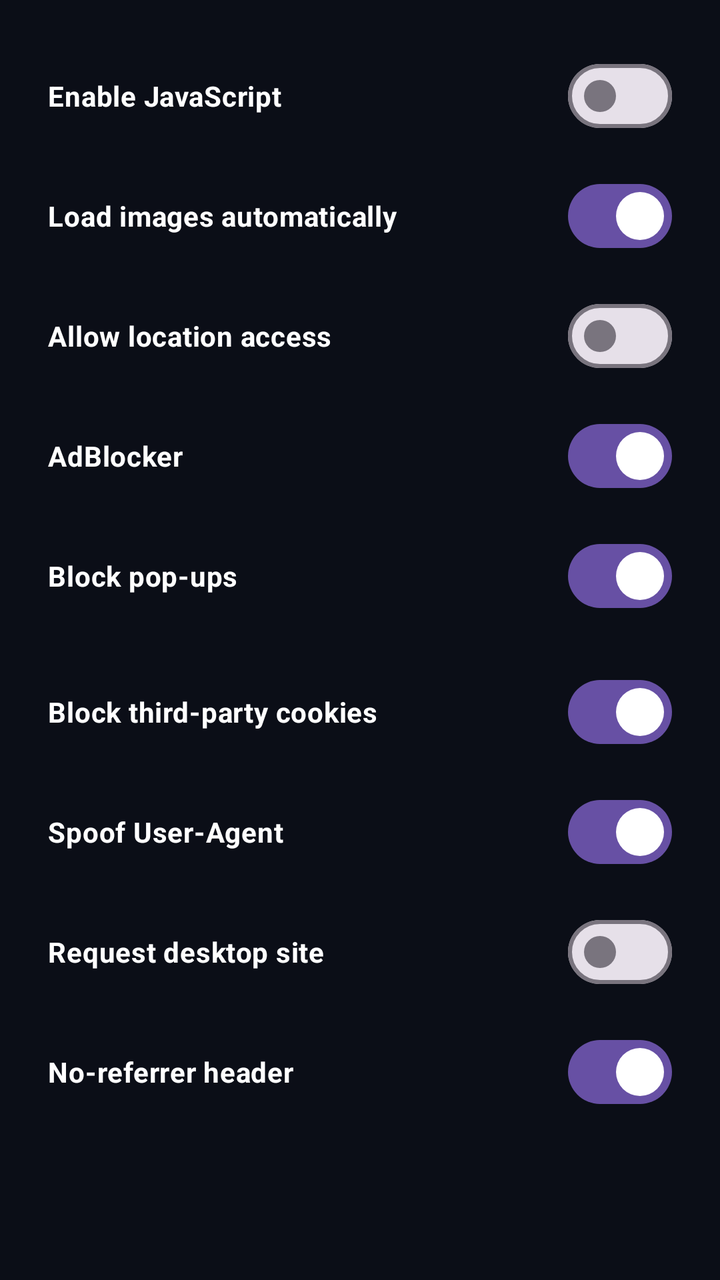
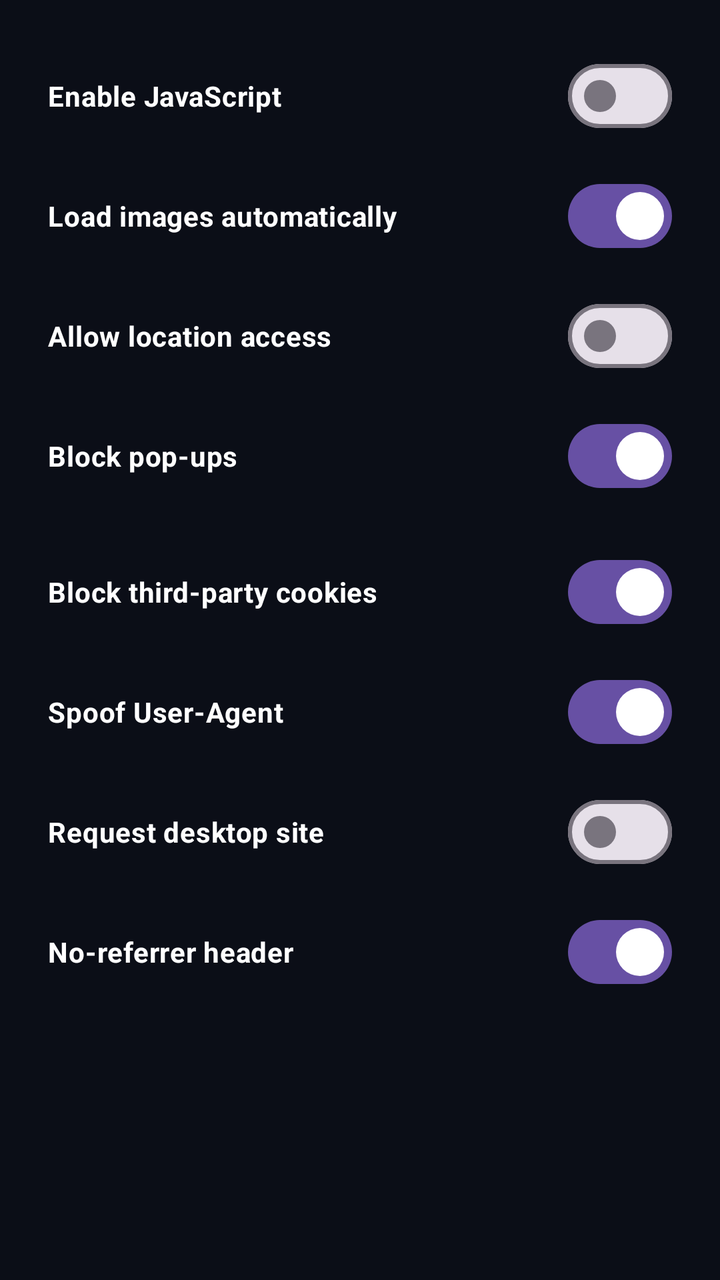

Compare the two renders of this Android layout. The source of the first and the diff that turns it into the second are given below.
<!-- AndroidManifest.xml: application theme Theme.ArguesEye -->
<!-- res/layout/sandbox_settings.xml -->
<?xml version="1.0" encoding="utf-8"?>
<ScrollView xmlns:android="http://schemas.android.com/apk/res/android"
    android:layout_width="match_parent"
    android:layout_height="match_parent"
    android:background="@color/bg_primary">

    <LinearLayout
        android:layout_width="match_parent"
        android:layout_height="match_parent"
        android:orientation="vertical"
        android:padding="24dp">

        <com.google.android.material.materialswitch.MaterialSwitch
            android:id="@+id/switch_js"
            android:layout_width="match_parent"
            android:layout_height="wrap_content"
            android:text="Enable JavaScript"
            android:textStyle="bold"
            android:textColor="@color/white"
            android:layout_marginBottom="12dp"/>

        <com.google.android.material.materialswitch.MaterialSwitch
            android:id="@+id/switch_images"
            android:layout_width="match_parent"
            android:layout_height="wrap_content"
            android:text="Load images automatically"
            android:checked="true"
            android:textStyle="bold"
            android:textColor="@color/white"
            android:layout_marginBottom="12dp"/>

        <com.google.android.material.materialswitch.MaterialSwitch
            android:id="@+id/switch_location"
            android:layout_width="match_parent"
            android:layout_height="wrap_content"
            android:text="Allow location access"
            android:textStyle="bold"
            android:textColor="@color/white"
            android:layout_marginBottom="12dp"/>

        <com.google.android.material.materialswitch.MaterialSwitch
            android:id="@+id/switch_adblocker"
            android:layout_width="match_parent"
            android:layout_height="wrap_content"
            android:text="AdBlocker"
            android:checked="true"
            android:textStyle="bold"
            android:textColor="@color/white"
            android:layout_marginBottom="12dp"/>

        <com.google.android.material.materialswitch.MaterialSwitch
            android:id="@+id/switch_popup_block"
            android:layout_width="match_parent"
            android:layout_height="wrap_content"
            android:text="Block pop-ups"
            android:checked="true"
            android:textStyle="bold"
            android:textColor="@color/white"
            android:layout_marginBottom="20dp"/>

        
        <com.google.android.material.materialswitch.MaterialSwitch
            android:id="@+id/switch_third_party_cookies"
            android:layout_width="match_parent"
            android:layout_height="wrap_content"
            android:text="Block third-party cookies"
            android:checked="true"
            android:textStyle="bold"
            android:textColor="@color/white"
            android:layout_marginBottom="12dp"/>

        <com.google.android.material.materialswitch.MaterialSwitch
            android:id="@+id/switch_spoof_ua"
            android:layout_width="match_parent"
            android:layout_height="wrap_content"
            android:text="Spoof User-Agent"
            android:checked="true"
            android:textStyle="bold"
            android:textColor="@color/white"
            android:layout_marginBottom="12dp"/>

        <com.google.android.material.materialswitch.MaterialSwitch
            android:id="@+id/switch_desktop"
            android:layout_width="match_parent"
            android:layout_height="wrap_content"
            android:text="Request desktop site"
            android:textStyle="bold"
            android:textColor="@color/white"
            android:layout_marginBottom="12dp"/>

        <com.google.android.material.materialswitch.MaterialSwitch
            android:id="@+id/switch_no_referrer"
            android:layout_width="match_parent"
            android:layout_height="wrap_content"
            android:text="No-referrer header"
            android:textStyle="bold"
            android:textColor="@color/white"
            android:checked="true"/>

    </LinearLayout>
</ScrollView>
<!-- resources referenced by this layout -->
<resources>
  <color name="bg_primary">#0B0E17</color>
  <color name="white">#FFFFFFFF</color>
  <style name="Theme.ArguesEye" parent="Base.Theme.ArguesEye" />
  <style name="Base.Theme.ArguesEye" parent="Theme.Material3.DayNight.NoActionBar">
          
          
      </style>
</resources>

<!-- the commit's change to res/layout/sandbox_settings.xml (unified diff, before → after) -->
@@ -38,15 +38,15 @@
             android:textColor="@color/white"
             android:layout_marginBottom="12dp"/>
 
-        <com.google.android.material.materialswitch.MaterialSwitch
-            android:id="@+id/switch_adblocker"
-            android:layout_width="match_parent"
-            android:layout_height="wrap_content"
-            android:text="AdBlocker"
-            android:checked="true"
-            android:textStyle="bold"
-            android:textColor="@color/white"
-            android:layout_marginBottom="12dp"/>
+
+
+
+
+
+
+
+
+
 
         <com.google.android.material.materialswitch.MaterialSwitch
             android:id="@+id/switch_popup_block"
